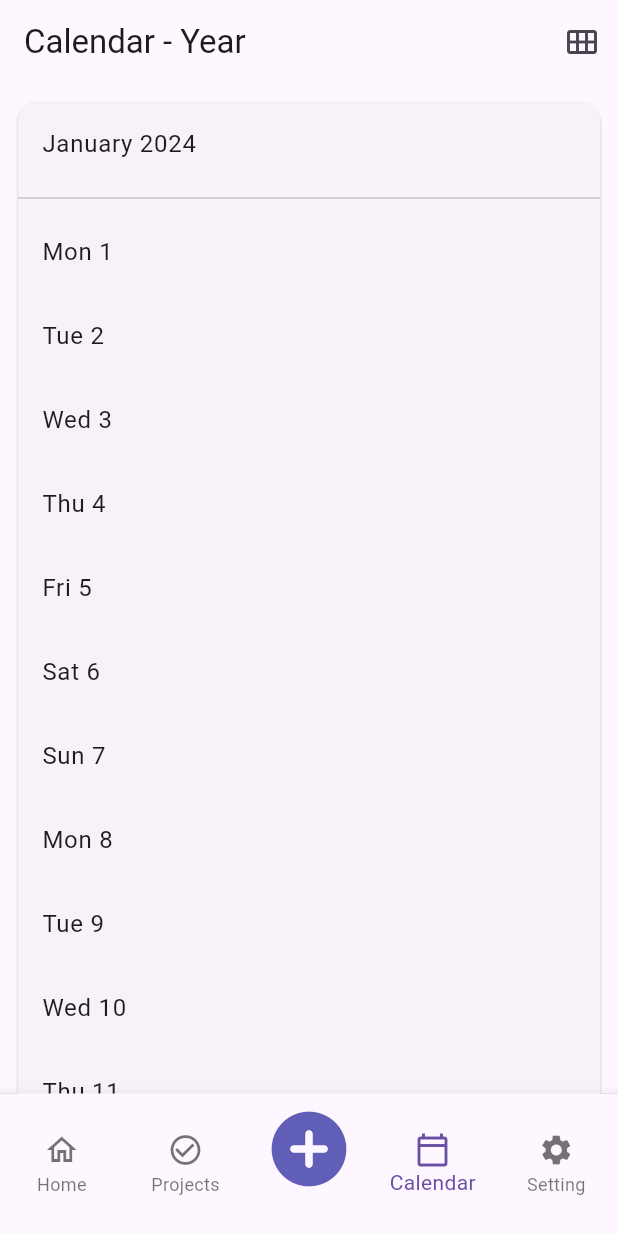
After one commit to yisMeb/Flutter_PMS, a Flutter app: the HomeDashboard screen opened directly, item 4 of the bottom bar chosen, scrolled down 127 dp, after a tap on the "calendar today" icon, on a phone screen of 412 x 824 dp. The commit adds this screen. Run offline on Flutter 3.47's test engine with Material 3 defaults, Android fonts, the phone set to English and light mode, and no system bars; our stand-ins replace firebase_auth, firebase_core, firebase_database, google_sign_in, multi_select_flutter, syncfusion_flutter_charts and 1 more; accounts and stored records are empty.

Commit message:
reset pass & calendar

```diff
--- /dev/null
+++ b/flutter_front/lib/Pages/Dashboards/Calendar.dart
@@ -0,0 +1,162 @@
+import 'package:flutter/material.dart';
+import 'package:intl/intl.dart';
+
+class Calendar extends StatefulWidget {
+  const Calendar({super.key});
+
+  @override
+  _CalendarState createState() => _CalendarState();
+}
+
+class _CalendarState extends State<Calendar> {
+  bool _isYearView = true;
+  final DateTime _currentDate = DateTime.now();
+
+  @override
+  Widget build(BuildContext context) {
+    return Scaffold(
+      appBar: AppBar(
+        automaticallyImplyLeading: false, // Hides the back button
+        title: Text('Calendar - ${_isYearView ? 'Year Overview' : 'Year'}'),
+        actions: [
+          IconButton(
+            icon: Icon(
+                _isYearView ? Icons.calendar_today : Icons.calendar_view_month),
+            onPressed: () {
+              setState(() {
+                _isYearView = !_isYearView;
+              });
+            },
+          ),
+        ],
+      ),
+      body: _isYearView ? _buildYearView() : _buildMonthView(),
+    );
+  }
+
+  Widget _buildYearView() {
+    return GridView.builder(
+      padding: EdgeInsets.all(8.0),
+      gridDelegate: SliverGridDelegateWithFixedCrossAxisCount(
+        crossAxisCount: 3,
+        childAspectRatio: 2 / 3,
+        crossAxisSpacing: 8.0,
+        mainAxisSpacing: 8.0,
+      ),
+      itemCount: 12,
+      itemBuilder: (context, index) {
+        return GestureDetector(
+          onTap: () {
+            setState(() {
+              _isYearView = false;
+            });
+          },
+          child: Card(
+            child: Column(
+              children: [
+                Padding(
+                  padding: const EdgeInsets.all(8.0),
+                  child: Text(
+                    DateFormat.MMMM()
+                        .format(DateTime(_currentDate.year, index + 1)),
+                    style: TextStyle(fontWeight: FontWeight.bold),
+                  ),
+                ),
+                Expanded(
+                  child: _buildMonthGrid(index + 1),
+                ),
+              ],
+            ),
+          ),
+        );
+      },
+    );
+  }
+
+  Widget _buildMonthGrid(int month) {
+    DateTime firstDayOfMonth = DateTime(_currentDate.year, month, 1);
+    int daysInMonth = DateUtils.getDaysInMonth(_currentDate.year, month);
+
+    return GridView.builder(
+      physics: NeverScrollableScrollPhysics(),
+      gridDelegate: SliverGridDelegateWithFixedCrossAxisCount(
+        crossAxisCount: 6,
+        crossAxisSpacing: 3.0,
+        mainAxisSpacing: 3.0,
+      ),
+      itemCount: firstDayOfMonth.weekday + daysInMonth,
+      itemBuilder: (context, index) {
+        if (index < firstDayOfMonth.weekday) {
+          return Container();
+        }
+        int day = index - firstDayOfMonth.weekday + 1;
+        DateTime date = DateTime(_currentDate.year, month, day);
+        bool isToday = date.year == _currentDate.year &&
+            date.month == _currentDate.month &&
+            date.day == _currentDate.day;
+
+        return Container(
+          decoration: BoxDecoration(
+            borderRadius: BorderRadius.circular(4.0),
+            color: isToday ? Colors.blue : null,
+          ),
+          child: Center(
+            child: Text(
+              day.toString(),
+              style: TextStyle(
+                color: isToday ? Colors.white : Colors.black,
+              ),
+            ),
+          ),
+        );
+      },
+    );
+  }
+
+  Widget _buildMonthView() {
+    return ListView.builder(
+      padding: EdgeInsets.all(8.0),
+      itemCount: 12,
+      itemBuilder: (context, index) {
+        return Card(
+          child: Column(
+            children: [
+              ListTile(
+                title: Text(
+                  DateFormat.yMMMM()
+                      .format(DateTime(_currentDate.year, index + 1)),
+                ),
+              ),
+              Divider(),
+              _buildMonthDaysList(index + 1),
+            ],
+          ),
+        );
+      },
+    );
+  }
+
+  Widget _buildMonthDaysList(int month) {
+    DateTime firstDayOfMonth = DateTime(_currentDate.year, month, 1);
+    int daysInMonth = DateUtils.getDaysInMonth(_currentDate.year, month);
+
+    return ListView.builder(
+      shrinkWrap: true,
+      physics: NeverScrollableScrollPhysics(),
+      itemCount: daysInMonth,
+      itemBuilder: (context, index) {
+        DateTime date = DateTime(_currentDate.year, month, index + 1);
+        bool isToday = date.year == _currentDate.year &&
+            date.month == _currentDate.month &&
+            date.day == _currentDate.day;
+
+        return ListTile(
+          title: Text(
+            DateFormat.E().add_d().format(date),
+          ),
+          tileColor: isToday ? Colors.blue[100] : null,
+        );
+      },
+    );
+  }
+}
--- a/flutter_front/lib/Pages/Dashboards/HomePage.dart
+++ b/flutter_front/lib/Pages/Dashboards/HomePage.dart
@@ -77,9 +77,10 @@ class _HomePageState extends State<HomePage> {
       final snapshot = await ref.get();
       if (snapshot.exists) {
         Map<dynamic, dynamic> data = snapshot.value as dynamic;
-        setState(() {
-          _fullName = data['fullName'] ?? '';
-        });
+        //setState(() => _fullName = data['fullName'] ?? '');
+        if (mounted) {
+          setState(() => _fullName = data['fullName'] ?? '');
+        }
       }
     }
   }
--- a/flutter_front/lib/Pages/Dashboards/home_Dashboard.dart
+++ b/flutter_front/lib/Pages/Dashboards/home_Dashboard.dart
@@ -1,5 +1,6 @@
 import 'package:flutter/material.dart';
 import 'package:pmanager/Pages/Dashboards/AllProj.dart';
+import 'package:pmanager/Pages/Dashboards/Calendar.dart';
 import 'package:pmanager/Pages/Dashboards/CreateProject.dart';
 import 'package:pmanager/Pages/Dashboards/HomePage.dart';
 import 'package:pmanager/Pages/Dashboards/Projects.dart'; // Import CreateProject class
@@ -77,13 +78,27 @@ class _HomeDashboardState extends State<HomeDashboard> {
               child: GestureDetector(
                 onTap: () {
                   setState(() {
-                    _selectedIndex = 0;
+                    _selectedIndex = 4;
                   });
                 },
                 child: Container(
                   color: Colors.black.withOpacity(0.5),
                   // child: Projects(),
-                  child: Settings(),
+                  child: const Settings(),
+                ),
+              ),
+            ),
+          if (_selectedIndex == 3)
+            Positioned.fill(
+              child: GestureDetector(
+                onTap: () {
+                  setState(() {
+                    _selectedIndex = 3;
+                  });
+                },
+                child: Container(
+                  color: Colors.black.withOpacity(0.5),
+                  child: Calendar(),
                 ),
               ),
             ),
```
Also changed, not shown: flutter_front/lib/Pages/Dashboards/Settings.dart (+121 -3 lines).
